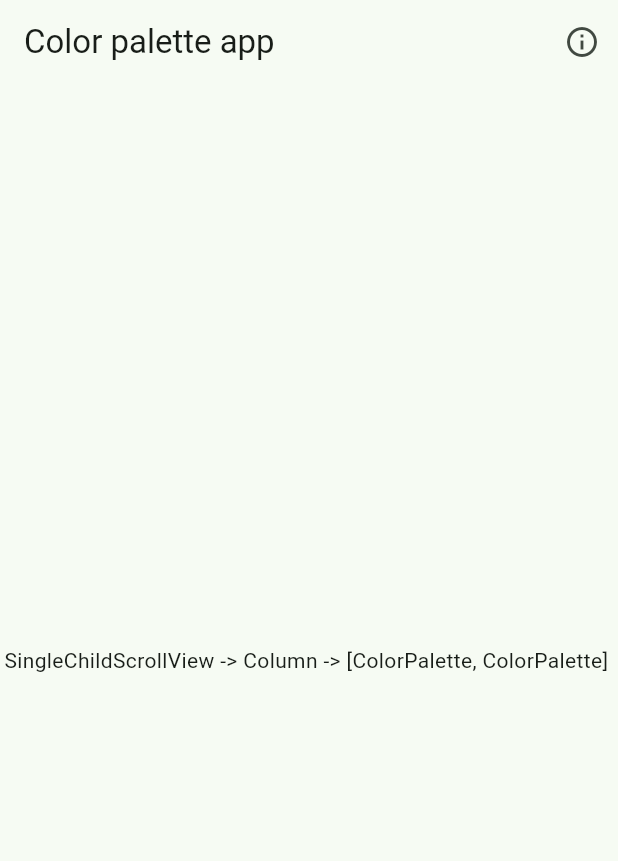
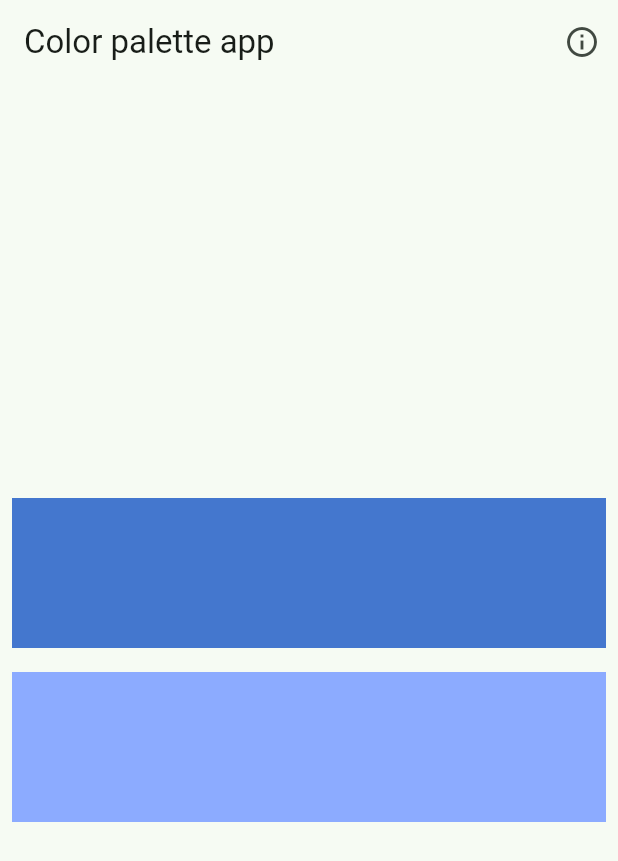
Before and after one commit to LeoLizc/stateless_widget_example, a Flutter app: the screen it shows after launch, on a phone screen of 412 x 824 dp. Shown: the top 861 px of the screen. Run offline on Flutter 3.47's test engine with Material 2 defaults, Android fonts, the phone set to English and light mode, and no system bars; our stand-ins replace get, loggy.

Commit message:
second commit

```diff
--- a/lib/ui/pages/color_selection_page.dart
+++ b/lib/ui/pages/color_selection_page.dart
@@ -25,9 +25,18 @@ class ColorSelectionPage extends StatelessWidget {
           ],
         ),
         // https://colorhunt.co/
-        body: (const Center(
-          child: Text(
-              "SingleChildScrollView -> Column -> [ColorPalette, ColorPalette] "),
+        body: Center(
+            child: SingleChildScrollView(
+          child: Column(children: [
+            ColorPalette(
+              baseColor: '#4477CE',
+              callback: showColor,
+            ),
+            ColorPalette(
+              baseColor: '#8CABFF',
+              callback: showColor,
+            )
+          ]),
         )));
   }
 
--- a/lib/ui/widgets/color_palette.dart
+++ b/lib/ui/widgets/color_palette.dart
@@ -5,18 +5,19 @@ class ColorPalette extends StatelessWidget {
   const ColorPalette({
     Key? key,
     // así se reciben en el constructor, por ejemplo
-    //required this.baseColor,
+    required this.baseColor,
+    required this.callback,
   }) : super(key: key);
 
   // atributos de la clase, por ejemplo
-  //final String baseColor;
+  final String baseColor;
 
   // también se puede tener como un atributo un callback, necesiario ya que es un
   // widget sin estado, por ejemplo
   //final Function(String) callback;
 
-  // el callback se puede llamar así en el GestureDetector
-  //  onTap: () => callback(baseColor.toString())
+  // el callback
+  final void Function(String) callback;
 
   @override
   Widget build(BuildContext context) {
@@ -24,8 +25,15 @@ class ColorPalette extends StatelessWidget {
     return Padding(
       padding: const EdgeInsets.all(8.0),
       // vamos a mostrar los elementos en un row
-      child: Text(
-          'Row -> [Expanded(flex: 4,GestureDetector(Container(height: 100, color: ColorUtils.FromHex(baseColor))) )]'),
+      child: Row(children: [
+        Expanded(
+            flex: 4,
+            child: GestureDetector(
+              child:
+                  Container(height: 100, color: ColorUtils.FromHex(baseColor)),
+              onTap: () => callback(baseColor),
+            )),
+      ]),
     );
   }
 }
```
